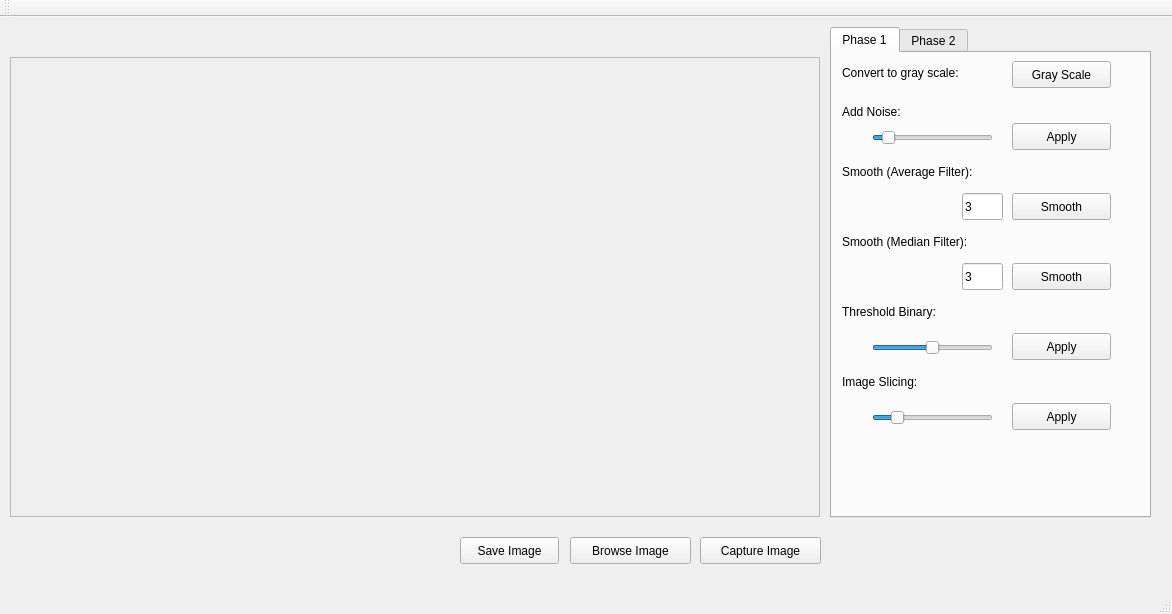
This is mainwindow.ui in sina-cb/ColonD_ImageProcessor as Qt 5 draws it before an edit. The edited form follows.
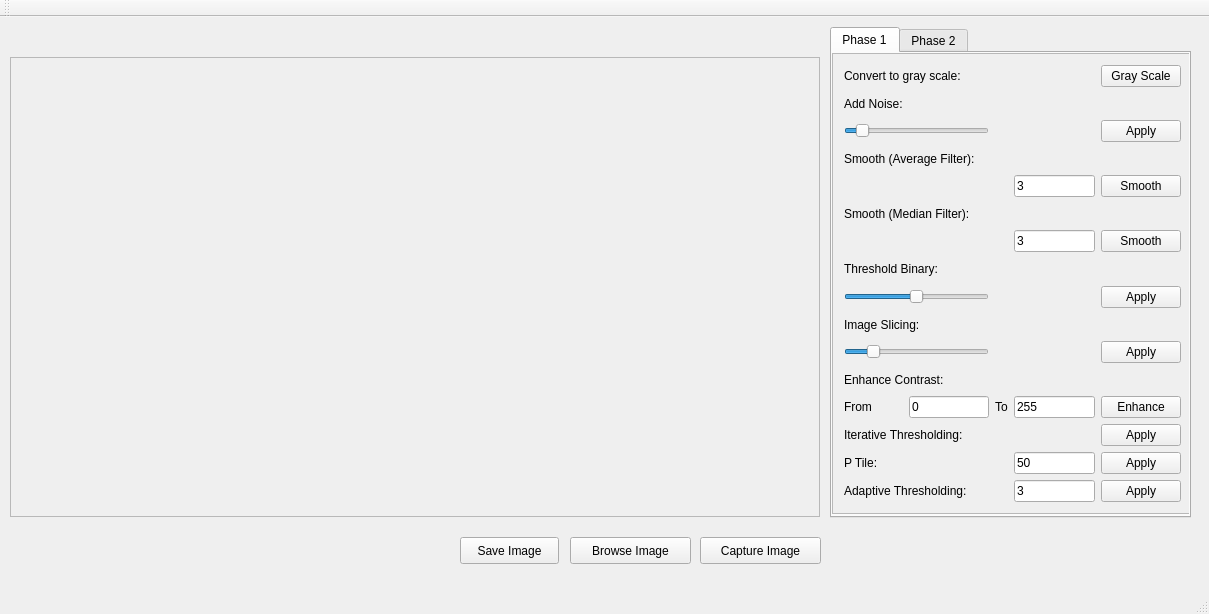
This is the edited form.

```diff
--- a/mainwindow.ui
+++ b/mainwindow.ui
@@ -6,7 +6,7 @@
    <rect>
     <x>0</x>
     <y>0</y>
-    <width>1172</width>
+    <width>1209</width>
     <height>614</height>
    </rect>
   </property>
@@ -94,7 +94,7 @@
      <rect>
       <x>830</x>
       <y>10</y>
-      <width>321</width>
+      <width>361</width>
       <height>491</height>
      </rect>
     </property>
@@ -105,54 +105,51 @@
      <attribute name="title">
       <string>Phase 1</string>
      </attribute>
+     <widget class="QScrollArea" name="scrollArea_2">
+      <property name="geometry">
+       <rect>
+        <x>0</x>
+        <y>0</y>
+        <width>361</width>
+        <height>461</height>
+       </rect>
+      </property>
+      <property name="widgetResizable">
+       <bool>true</bool>
+      </property>
+      <widget class="QWidget" name="scrollAreaWidgetContents_2">
+       <property name="geometry">
+        <rect>
+         <x>0</x>
+         <y>0</y>
+         <width>343</width>
+         <height>486</height>
+        </rect>
+       </property>
+       <layout class="QGridLayout" name="gridLayout">
+        <item row="0" column="0" colspan="3">
      <widget class="QLabel" name="label">
-      <property name="geometry">
-       <rect>
-        <x>10</x>
-        <y>11</y>
-        <width>181</width>
-        <height>17</height>
-       </rect>
-      </property>
       <property name="text">
        <string>Convert to gray scale:</string>
       </property>
      </widget>
+        </item>
+        <item row="0" column="4">
      <widget class="QPushButton" name="convertGrayScaleBtn">
-      <property name="geometry">
-       <rect>
-        <x>180</x>
-        <y>8</y>
-        <width>99</width>
-        <height>27</height>
-       </rect>
-      </property>
       <property name="text">
        <string>Gray Scale</string>
       </property>
      </widget>
+        </item>
+        <item row="1" column="0">
      <widget class="QLabel" name="label_2">
-      <property name="geometry">
-       <rect>
-        <x>10</x>
-        <y>50</y>
-        <width>131</width>
-        <height>17</height>
-       </rect>
-      </property>
       <property name="text">
        <string>Add Noise:</string>
       </property>
      </widget>
+        </item>
+        <item row="2" column="0" colspan="2">
      <widget class="QSlider" name="noisePercentSlider">
-      <property name="geometry">
-       <rect>
-        <x>40</x>
-        <y>70</y>
-        <width>121</width>
-        <height>29</height>
-       </rect>
-      </property>
       <property name="maximum">
        <number>60</number>
       </property>
@@ -166,132 +163,65 @@
        <enum>Qt::Horizontal</enum>
       </property>
      </widget>
+        </item>
+        <item row="2" column="4">
+         <widget class="QPushButton" name="applyNoiseBtn">
+          <property name="text">
+           <string>Apply</string>
+          </property>
+         </widget>
+        </item>
+        <item row="3" column="0" colspan="3">
      <widget class="QLabel" name="label_3">
-      <property name="geometry">
-       <rect>
-        <x>10</x>
-        <y>110</y>
-        <width>181</width>
-        <height>17</height>
-       </rect>
-      </property>
       <property name="text">
        <string>Smooth (Average Filter):</string>
       </property>
      </widget>
-     <widget class="QPushButton" name="smoothBtn">
-      <property name="geometry">
-       <rect>
-        <x>180</x>
-        <y>140</y>
-        <width>99</width>
-        <height>27</height>
-       </rect>
-      </property>
-      <property name="text">
-       <string>Smooth</string>
-      </property>
-     </widget>
+        </item>
+        <item row="4" column="3">
      <widget class="QLineEdit" name="filterWidthTxt">
-      <property name="geometry">
-       <rect>
-        <x>130</x>
-        <y>140</y>
-        <width>41</width>
-        <height>27</height>
-       </rect>
-      </property>
       <property name="text">
        <string>3</string>
       </property>
      </widget>
-     <widget class="QPushButton" name="applyNoiseBtn">
-      <property name="geometry">
-       <rect>
-        <x>180</x>
-        <y>70</y>
-        <width>99</width>
-        <height>27</height>
-       </rect>
-      </property>
+        </item>
+        <item row="4" column="4">
+         <widget class="QPushButton" name="smoothBtn">
       <property name="text">
-       <string>Apply</string>
-      </property>
-     </widget>
+           <string>Smooth</string>
+          </property>
+         </widget>
+        </item>
+        <item row="5" column="0" colspan="3">
      <widget class="QLabel" name="label_4">
-      <property name="geometry">
-       <rect>
-        <x>10</x>
-        <y>180</y>
-        <width>181</width>
-        <height>17</height>
-       </rect>
-      </property>
       <property name="text">
        <string>Smooth (Median Filter):</string>
       </property>
      </widget>
+        </item>
+        <item row="6" column="3">
      <widget class="QLineEdit" name="medianFilterWidthTxt">
-      <property name="geometry">
-       <rect>
-        <x>130</x>
-        <y>210</y>
-        <width>41</width>
-        <height>27</height>
-       </rect>
-      </property>
       <property name="text">
        <string>3</string>
       </property>
      </widget>
+        </item>
+        <item row="6" column="4">
      <widget class="QPushButton" name="medianBtn">
-      <property name="geometry">
-       <rect>
-        <x>180</x>
-        <y>210</y>
-        <width>99</width>
-        <height>27</height>
-       </rect>
-      </property>
       <property name="text">
        <string>Smooth</string>
       </property>
      </widget>
-     <widget class="QPushButton" name="thresholdBinBtn">
-      <property name="geometry">
-       <rect>
-        <x>180</x>
-        <y>280</y>
-        <width>99</width>
-        <height>27</height>
-       </rect>
-      </property>
-      <property name="text">
-       <string>Apply</string>
-      </property>
-     </widget>
+        </item>
+        <item row="7" column="0" colspan="2">
      <widget class="QLabel" name="label_5">
-      <property name="geometry">
-       <rect>
-        <x>10</x>
-        <y>250</y>
-        <width>181</width>
-        <height>17</height>
-       </rect>
-      </property>
       <property name="text">
        <string>Threshold Binary:</string>
       </property>
      </widget>
+        </item>
+        <item row="8" column="0" colspan="2">
      <widget class="QSlider" name="thresholdBinSlide">
-      <property name="geometry">
-       <rect>
-        <x>40</x>
-        <y>280</y>
-        <width>121</width>
-        <height>29</height>
-       </rect>
-      </property>
       <property name="maximum">
        <number>255</number>
       </property>
@@ -305,28 +235,23 @@
        <enum>Qt::Horizontal</enum>
       </property>
      </widget>
+        </item>
+        <item row="8" column="4">
+         <widget class="QPushButton" name="thresholdBinBtn">
+          <property name="text">
+           <string>Apply</string>
+          </property>
+         </widget>
+        </item>
+        <item row="9" column="0" colspan="2">
      <widget class="QLabel" name="label_6">
-      <property name="geometry">
-       <rect>
-        <x>10</x>
-        <y>320</y>
-        <width>181</width>
-        <height>17</height>
-       </rect>
-      </property>
       <property name="text">
        <string>Image Slicing:</string>
       </property>
      </widget>
+        </item>
+        <item row="10" column="0" colspan="2">
      <widget class="QSlider" name="slicerSlide">
-      <property name="geometry">
-       <rect>
-        <x>40</x>
-        <y>350</y>
-        <width>121</width>
-        <height>29</height>
-       </rect>
-      </property>
       <property name="minimum">
        <number>2</number>
       </property>
@@ -346,19 +271,139 @@
        <enum>Qt::Horizontal</enum>
       </property>
      </widget>
+        </item>
+        <item row="10" column="4">
      <widget class="QPushButton" name="slicingBtn">
-      <property name="geometry">
-       <rect>
-        <x>180</x>
-        <y>350</y>
-        <width>99</width>
-        <height>27</height>
-       </rect>
-      </property>
+          <property name="text">
+           <string>Apply</string>
+          </property>
+         </widget>
+        </item>
+        <item row="11" column="0" colspan="2">
+         <widget class="QLabel" name="label_7">
       <property name="text">
+           <string>Enhance Contrast:</string>
+          </property>
+         </widget>
+        </item>
+        <item row="12" column="0">
+         <widget class="QLabel" name="label_8">
+          <property name="text">
+           <string>From</string>
+          </property>
+         </widget>
+        </item>
+        <item row="12" column="1">
+         <widget class="QLineEdit" name="contrastLowerTxt">
+          <property name="text">
+           <string>0</string>
+          </property>
+         </widget>
+        </item>
+        <item row="12" column="2">
+         <widget class="QLabel" name="label_9">
+          <property name="text">
+           <string>To</string>
+          </property>
+         </widget>
+        </item>
+        <item row="12" column="3">
+         <widget class="QLineEdit" name="contrastHigherTxt">
+          <property name="text">
+           <string>255</string>
+          </property>
+         </widget>
+        </item>
+        <item row="12" column="4">
+         <widget class="QPushButton" name="Enhance">
+          <property name="text">
+           <string>Enhance</string>
+          </property>
+         </widget>
+        </item>
+        <item row="13" column="0" colspan="3">
+         <widget class="QLabel" name="label_10">
+          <property name="text">
+           <string>Iterative Thresholding:</string>
+          </property>
+         </widget>
+        </item>
+        <item row="13" column="4">
+         <widget class="QPushButton" name="iterativeBtn">
+          <property name="text">
        <string>Apply</string>
       </property>
      </widget>
+        </item>
+        <item row="14" column="0" colspan="3">
+         <widget class="QLabel" name="label_11">
+          <property name="text">
+           <string>P Tile:</string>
+          </property>
+         </widget>
+        </item>
+        <item row="14" column="3">
+         <widget class="QLineEdit" name="pTileTxt">
+          <property name="text">
+           <string>50</string>
+          </property>
+         </widget>
+        </item>
+        <item row="14" column="4">
+         <widget class="QPushButton" name="pTileBtn">
+          <property name="text">
+           <string>Apply</string>
+          </property>
+         </widget>
+        </item>
+        <item row="15" column="0" colspan="3">
+         <widget class="QLabel" name="label_12">
+          <property name="text">
+           <string>Adaptive Thresholding:</string>
+          </property>
+         </widget>
+        </item>
+        <item row="15" column="3">
+         <widget class="QLineEdit" name="adaptiveThresholdTxt">
+          <property name="text">
+           <string>3</string>
+          </property>
+         </widget>
+        </item>
+        <item row="15" column="4">
+         <widget class="QPushButton" name="adaptiveBtn">
+          <property name="text">
+           <string>Apply</string>
+          </property>
+         </widget>
+        </item>
+       </layout>
+      </widget>
+     </widget>
+     <zorder>thresholdBinSlide</zorder>
+     <zorder>Enhance</zorder>
+     <zorder>slicingBtn</zorder>
+     <zorder>label_4</zorder>
+     <zorder>label_2</zorder>
+     <zorder>label_9</zorder>
+     <zorder>applyNoiseBtn</zorder>
+     <zorder>medianBtn</zorder>
+     <zorder>thresholdBinBtn</zorder>
+     <zorder>smoothBtn</zorder>
+     <zorder>label_3</zorder>
+     <zorder>filterWidthTxt</zorder>
+     <zorder>label_7</zorder>
+     <zorder>noisePercentSlider</zorder>
+     <zorder>label_8</zorder>
+     <zorder>medianFilterWidthTxt</zorder>
+     <zorder>label</zorder>
+     <zorder>contrastLowerTxt</zorder>
+     <zorder>convertGrayScaleBtn</zorder>
+     <zorder>slicerSlide</zorder>
+     <zorder>label_5</zorder>
+     <zorder>label_6</zorder>
+     <zorder>contrastHigherTxt</zorder>
+     <zorder>scrollArea_2</zorder>
     </widget>
     <widget class="QWidget" name="tab_2">
      <attribute name="title">
```
Left out of the diff: 4 changed lines with no effect on the pictures. Lines whose indentation alone changed are shown as unchanged.
